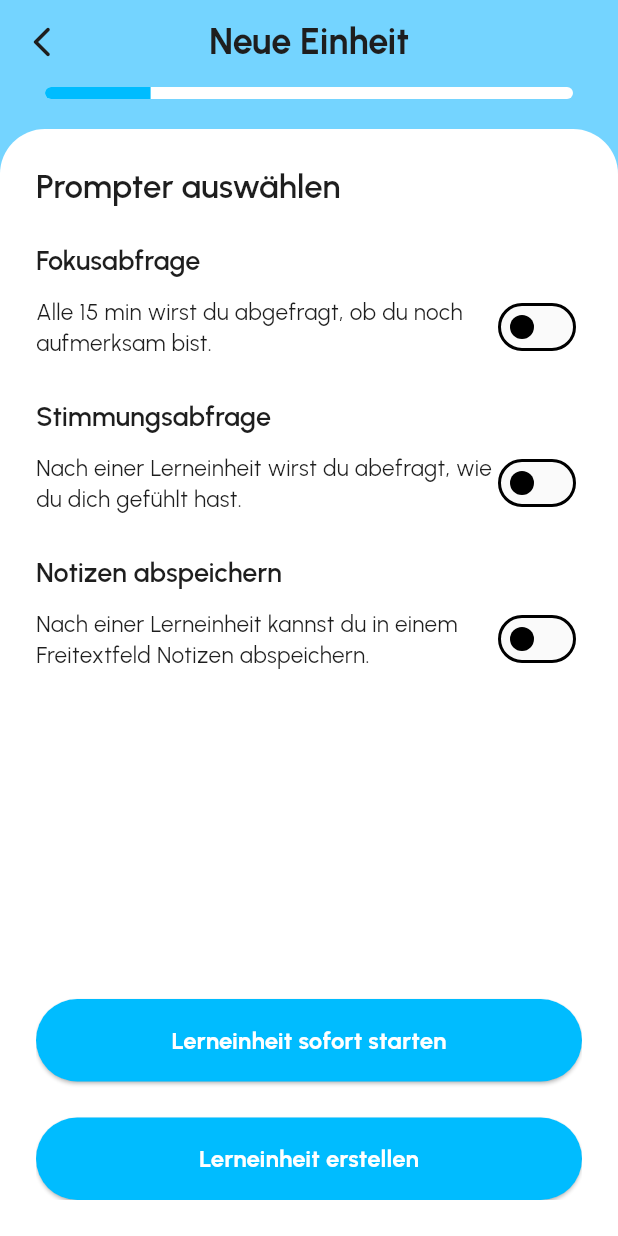
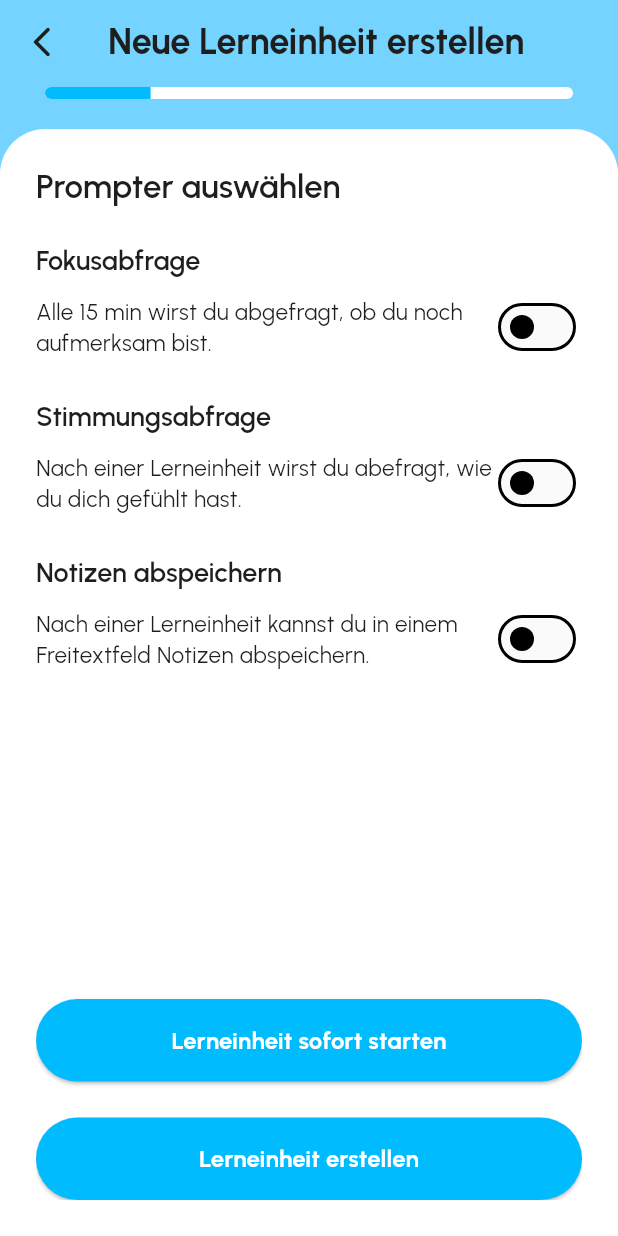
Before and after one commit to selbstlernen-app/selbstlernen-app, a Flutter app: the AddSessionScreen widget shown alone on an empty page, opened directly, swiped to page 5, on a phone screen of 412 x 824 dp. Run offline on Flutter 3.47's test engine with Material 3 defaults, Android fonts, the phone set to English and light mode, and no system bars; drawn by our look-alikes of auto_size_text; our stand-ins replace drift, flutter_riverpod, freezed_annotation, riverpod_annotation; accounts and stored records are empty; generated files the repository leaves out were written again; statements that could not run were skipped.

Commit message:
🔥 ✨ Adds FAB for saving in between, delete unnecessary safety vars

```diff
--- a/lib/common_widgets/main_layout.dart
+++ b/lib/common_widgets/main_layout.dart
@@ -9,6 +9,8 @@ class MainLayout extends StatelessWidget {
     required this.navigateBack,
     this.bottomBarWidget,
     this.actions,
+    this.showFloatingActionButton = false,
+    this.onPressedFAB,
   });
 
   final String appBarTitle;
@@ -16,11 +18,24 @@ class MainLayout extends StatelessWidget {
   final VoidCallback navigateBack;
   final PreferredSizeWidget? bottomBarWidget;
   final List<Widget>? actions;
+  final bool showFloatingActionButton;
+  final void Function()? onPressedFAB;
 
   @override
   Widget build(BuildContext context) {
     return Scaffold(
       backgroundColor: context.colorScheme.secondary,
+      floatingActionButton: showFloatingActionButton
+          ? Padding(
+              padding: const EdgeInsets.only(bottom: 50.0),
+              child: FloatingActionButton(
+                onPressed: onPressedFAB,
+                tooltip: "Änderungen speichern",
+                child: const Icon(Icons.save_rounded),
+              ),
+            )
+          : null,
+      floatingActionButtonLocation: FloatingActionButtonLocation.endFloat,
       appBar: AppBar(
         centerTitle: true,
         title: Text(appBarTitle, style: context.textTheme.headlineLarge),
--- a/lib/presentation/screens/add_session/add_session_screen.dart
+++ b/lib/presentation/screens/add_session/add_session_screen.dart
@@ -90,7 +90,18 @@ class _AddSessionScreenState extends ConsumerState<AddSessionScreen> {
     return MainLayout(
       appBarTitle: widget.fullSessionModel != null
           ? "Lerneinheit bearbeiten"
-          : "Neue Einheit",
+          : "Neue Lerneinheit erstellen",
+      showFloatingActionButton: state.isEditingMode ? true : false,
+      onPressedFAB: () {
+        ref.read(addSessionViewModelProvider.notifier).updateSession();
+        context.scaffoldMessenger.showSnackBar(
+          const SnackBar(
+            duration: Duration(seconds: 2),
+            content: Text("Änderungen erfolgreich gespeichert!"),
+          ),
+        );
+        Navigator.pop(context);
+      },
       bottomBarWidget: PreferredSize(
         preferredSize: const Size.fromHeight(30.0),
         child: Padding(
--- a/lib/presentation/screens/add_session/pages/prompt_page.dart
+++ b/lib/presentation/screens/add_session/pages/prompt_page.dart
@@ -50,7 +50,7 @@ class _$PromptPageState extends ConsumerState<PromptPage> {
       context.scaffoldMessenger.showSnackBar(
         const SnackBar(
           duration: Duration(seconds: 2),
-          content: Text("Einheit erfolgreich aktualisiert!"),
+          content: Text("Änderungen erfolgreich gespeichert!!"),
         ),
       );
       Navigator.of(
@@ -165,7 +165,9 @@ class _$PromptPageState extends ConsumerState<PromptPage> {
         SizedBox(
           width: MediaQuery.sizeOf(context).width,
           child: CustomButton(
-            label: "Lerneinheit erstellen",
+            label: state.isEditingMode
+                ? "Änderungen speichern"
+                : "Lerneinheit erstellen",
             onPressed: () =>
                 state.isEditingMode ? _updateSession() : _saveSession(),
           ),
--- a/lib/presentation/screens/add_session/widgets/date_input_fields.dart
+++ b/lib/presentation/screens/add_session/widgets/date_input_fields.dart
@@ -174,7 +174,7 @@ class _DateInputFieldsState extends ConsumerState<DateInputFields> {
                   CustomTextField(
                     controller: _endDateController,
                     readOnly: true,
-                    hintText: "Enddatum auswählen",
+                    hintText: "Enddatum",
                     onTap: () => _pickDate(_endDateController, false),
                     hasError: state.dateError != null,
                   ),
```
Also changed, not shown: lib/presentation/view_models/active_session/active_session_view_model.dart (+6 -6 lines).
